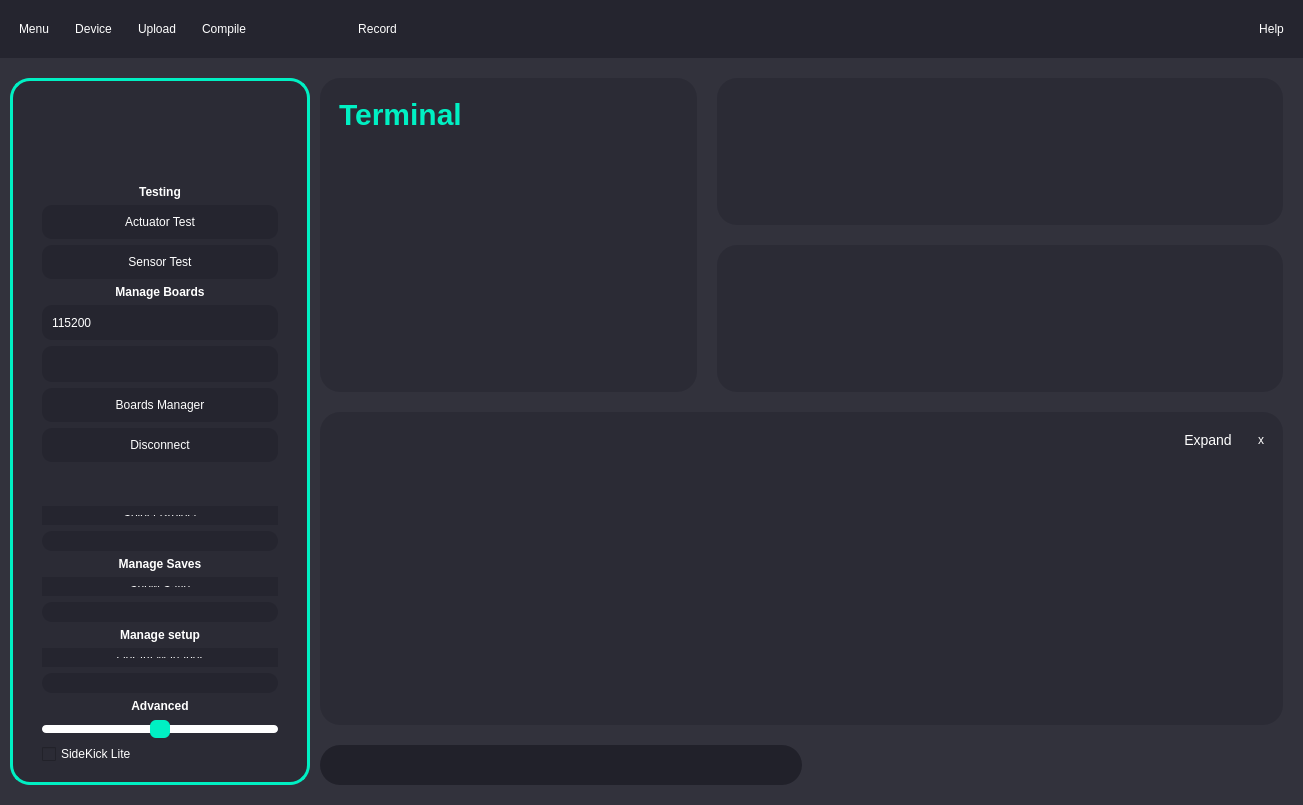
Old version of the form Ui/GraphingUi.ui in the repository OrionAerospaceYT/SideKick.
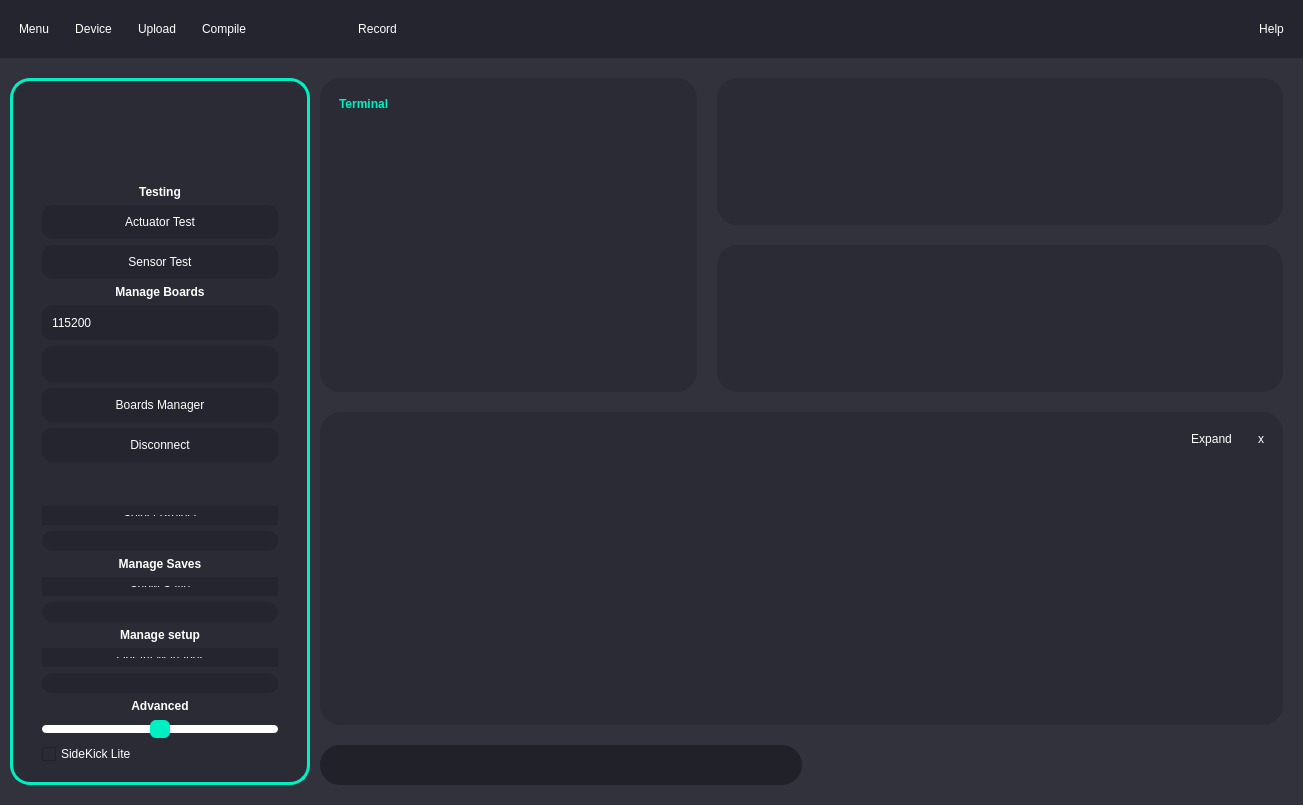
New version of the form. Icons and pictures are not drawn.

```diff
--- a/Ui/GraphingUi.ui
+++ b/Ui/GraphingUi.ui
@@ -19,11 +19,11 @@
   <property name="styleSheet">
    <string notr="true">/*General Styling*/
 * {
-  font: 18px &quot;Roboto &quot;;
   background-color: #32323C;
   color: #FFFFFF;
 }
 
+
 /*Button Styling*/
 QPushButton {
   padding: 10px 10px;
@@ -45,20 +45,17 @@
   padding-left: 10px;
   width: 10px;
 }
-QPushButton#disconnect {
-  image: url(Ui/Plug.png);
-  image-position: left;
-  padding-left: 10px;
-  width: 10px;
-}
 QPushButton#render {
   image: url(Ui/SideKick_White.png);
   image-position: left;
   padding-left: 10px;
   width: 20px;
 }
-QPushButton#quit{
-  background-color: #2b2b35;
+QPushButton#disconnect {
+  image: url(Ui/Plug.png);
+  image-position: left;
+  padding-left: 10px;
+  width: 10px;
 }
 QPushButton:pressed {
   background-color: #000;
@@ -75,7 +72,7 @@
   background-color: #252535;
   border: none;
   border-radius: 10px;
-  height: 40px;
+  height: 20px;
 }
 QComboBox:pressed {
   background-color: #000;
@@ -126,16 +123,16 @@
 }
 
 /*Label Styling*/
-QLabel {
-  font-weight: bold;
+QLabel{
+	font-weight: bold;
 }
-QLabel#title {
-	color:#00f0c3;
-	font-size: 30px;
+QLabel#logo_2{
+  background-color: #2b2b35;
+  image: url(Ui/SideKick_Logo.png);
+  width:200px;
+  height:100px;
 }
-QLabel#bottom_update {
-	font-size: 24px;
-}
+
 /*Text Box Styling*/
 QTextBrowser {
   border: none; 
@@ -220,9 +217,68 @@
     height: 10px;
     border-radius: 4px;
 }
+
+/* Homescreen styling*/
+QWidget #bottom_widget{ 
+	background-color: #2b2b35;
+	border-radius:20px;
+}
+QWidget #top_widget{ 
+	background-color: #2b2b35;
+	border-radius:20px;
+}
+QWidget #terminal_container{
+	background-color: #2b2b35;
+	border-radius: 20px;
+}
+QTextEdit {
+	background-color: #2b2b35;
+	border: none;
+}
+QLabel#title {
+	color:#00f0c3;
+    background-color: #2b2b35;
+}
+
+/*Debugger styling*/
+QFrame#debugger_coloured{
+  background-color: #2b2b35;
+  border:none;
+  border-radius:20px;
+}
+QPushButton#full_screen{
+  background-color: #2b2b35;
+}
+QPushButton#quit{
+  background-color: #2b2b35;
+}
+QPushButton:pressed#full_screen{
+  background-color: #000;
+}
+QPushButton:hover:!pressed#full_screen{
+  background-color: #151525;
+}
+QPushButton:hover:!pressed#quit{
+  background-color: #ff0000;
+}
+
+/*Side menu styling*/
+QFrame#side_menu * {	
+	background-color: #2b2b35;
+}
+
+QFrame#side_menu {
+	background-color: #2b2b35;
+	border-radius:20px;
+	border: 3px solid;
+	border-color: #00f0c3;
+}
 </string>
   </property>
   <widget class="QWidget" name="centralwidget">
+   <property name="styleSheet">
+    <string notr="true"/>
+   </property>
    <layout class="QGridLayout" name="gridLayout_2">
     <property name="leftMargin">
      <number>0</number>
@@ -334,10 +390,7 @@
             </sizepolicy>
            </property>
            <property name="styleSheet">
-            <string notr="true">QWidget {
-	background-color: #2b2b35;
-	border-radius: 20px;
-}</string>
+            <string notr="true"/>
            </property>
            <layout class="QGridLayout" name="gridLayout_4">
             <item row="2" column="2">
@@ -361,8 +414,8 @@
                <string>&lt;!DOCTYPE HTML PUBLIC &quot;-//W3C//DTD HTML 4.0//EN&quot; &quot;http://www.w3.org/TR/REC-html40/strict.dtd&quot;&gt;
 &lt;html&gt;&lt;head&gt;&lt;meta name=&quot;qrichtext&quot; content=&quot;1&quot; /&gt;&lt;style type=&quot;text/css&quot;&gt;
 p, li { white-space: pre-wrap; }
-&lt;/style&gt;&lt;/head&gt;&lt;body style=&quot; font-family:'Roboto '; font-size:18px; font-weight:400; font-style:normal;&quot;&gt;
-&lt;p style=&quot;-qt-paragraph-type:empty; margin-top:0px; margin-bottom:0px; margin-left:0px; margin-right:0px; -qt-block-indent:0; text-indent:0px; font-size:14px;&quot;&gt;&lt;br /&gt;&lt;/p&gt;&lt;/body&gt;&lt;/html&gt;</string>
+&lt;/style&gt;&lt;/head&gt;&lt;body style=&quot; font-family:'MS Shell Dlg 2'; font-size:8.25pt; font-weight:400; font-style:normal;&quot;&gt;
+&lt;p style=&quot;-qt-paragraph-type:empty; margin-top:0px; margin-bottom:0px; margin-left:0px; margin-right:0px; -qt-block-indent:0; text-indent:0px; font-family:'Roboto '; font-size:14px;&quot;&gt;&lt;br /&gt;&lt;/p&gt;&lt;/body&gt;&lt;/html&gt;</string>
               </property>
              </widget>
             </item>
@@ -826,15 +879,7 @@
             </sizepolicy>
            </property>
            <property name="styleSheet">
-            <string notr="true">QFrame{
-   font: 10pt &quot;Roboto &quot;;
-  font-size: 14px;
-  background-color: #2b2b35;
-  color: #FFFFFF;
-  border:none;
-  border-radius:20px;
-}
-</string>
+            <string notr="true"/>
            </property>
            <layout class="QGridLayout" name="debugger_1">
             <property name="sizeConstraint">
@@ -846,20 +891,7 @@
             <item row="1" column="1">
              <widget class="QPushButton" name="full_screen">
               <property name="styleSheet">
-               <string notr="true">QPushButton{
-   font: 10pt &quot;Roboto &quot;;
-  font-size: 14px;
-  background-color: #2b2b35;
-  color: #FFFFFF;
-  border:none;
-  border-radius:10px;
-}
-QPushButton:pressed {
-  background-color: #000;
-}
-QPushButton:hover:!pressed{
-  background-color: #151525;
-}</string>
+               <string notr="true"/>
               </property>
               <property name="text">
                <string>Expand</string>
@@ -869,9 +901,7 @@
             <item row="1" column="2">
              <widget class="QPushButton" name="quit">
               <property name="styleSheet">
-               <string notr="true">QPushButton:hover:!pressed{
-  background-color: #ff0000;
-}</string>
+               <string notr="true"/>
               </property>
               <property name="text">
                <string>x</string>
@@ -906,8 +936,8 @@
                <string>&lt;!DOCTYPE HTML PUBLIC &quot;-//W3C//DTD HTML 4.0//EN&quot; &quot;http://www.w3.org/TR/REC-html40/strict.dtd&quot;&gt;
 &lt;html&gt;&lt;head&gt;&lt;meta name=&quot;qrichtext&quot; content=&quot;1&quot; /&gt;&lt;style type=&quot;text/css&quot;&gt;
 p, li { white-space: pre-wrap; }
-&lt;/style&gt;&lt;/head&gt;&lt;body style=&quot; font-family:'Roboto '; font-size:14px; font-weight:400; font-style:normal;&quot;&gt;
-&lt;p style=&quot;-qt-paragraph-type:empty; margin-top:0px; margin-bottom:0px; margin-left:0px; margin-right:0px; -qt-block-indent:0; text-indent:0px;&quot;&gt;&lt;br /&gt;&lt;/p&gt;&lt;/body&gt;&lt;/html&gt;</string>
+&lt;/style&gt;&lt;/head&gt;&lt;body style=&quot; font-family:'MS Shell Dlg 2'; font-size:8.25pt; font-weight:400; font-style:normal;&quot;&gt;
+&lt;p style=&quot;-qt-paragraph-type:empty; margin-top:0px; margin-bottom:0px; margin-left:0px; margin-right:0px; -qt-block-indent:0; text-indent:0px; font-family:'Roboto '; font-size:14px;&quot;&gt;&lt;br /&gt;&lt;/p&gt;&lt;/body&gt;&lt;/html&gt;</string>
               </property>
              </widget>
             </item>
```
Left out of the diff: 137 changed lines with no effect on the pictures.
